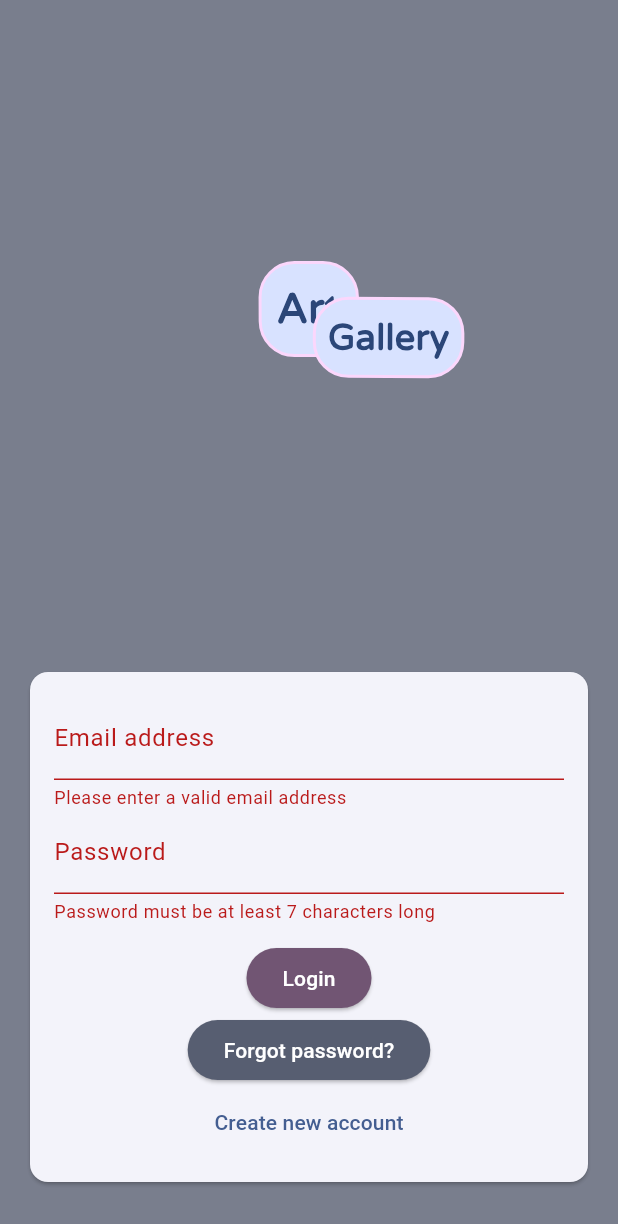
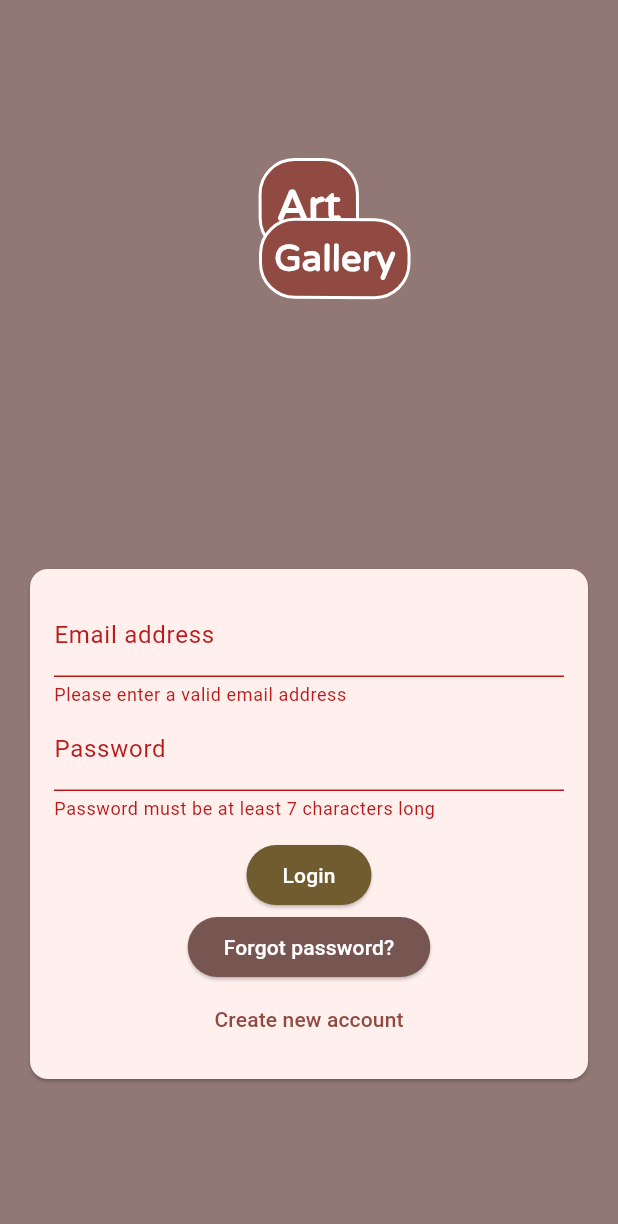
Before and after one commit to fico45/ArtGallery, a Flutter app: the screen it shows after launch, after a tap on "Login", on a phone screen of 412 x 824 dp. Shown: the top 1224 px of the screen. Run offline on Flutter 3.47's test engine with Material 2 defaults, Android fonts, the phone set to English and light mode, and no system bars; our stand-ins replace carousel_slider, cloud_firestore, date_time_picker, firebase_auth, firebase_core, firebase_storage and 8 more; missing offline and left inert: device_calendar, flutter_google_places, google_maps_webservice; accounts and stored records are empty.

```diff
--- a/lib/main.dart
+++ b/lib/main.dart
@@ -7,21 +7,12 @@ import 'package:firebase_core/firebase_core.dart';
 import 'package:flutter/material.dart';
 import 'package:flutter_dotenv/flutter_dotenv.dart';
 import 'package:flutter_riverpod/flutter_riverpod.dart';
-import 'package:onesignal_flutter/onesignal_flutter.dart';
 
 void main() async {
   await dotenv.load();
   WidgetsFlutterBinding.ensureInitialized();
   await Firebase.initializeApp();
-  /*  //Remove this method to stop OneSignal Debugging
-  OneSignal.shared.setLogLevel(OSLogLevel.verbose, OSLogLevel.none);
 
-  OneSignal.shared.setAppId(dotenv.env['oneSignalAppId']!);
-
-// The promptForPushNotificationsWithUserResponse function will show the iOS push notification prompt. We recommend removing the following code and instead using an In-App Message to prompt for notification permission
-  OneSignal.shared.promptUserForPushNotificationPermission().then((accepted) {
-    print("Accepted permission: $accepted");
-  }); */
   final container = ProviderContainer();
   runApp(
     UncontrolledProviderScope(
@@ -31,23 +22,38 @@ void main() async {
   );
 }
 
-class MyApp extends ConsumerWidget {
+class MyApp extends ConsumerStatefulWidget {
+  const MyApp({Key? key}) : super(key: key);
+
   @override
-  Widget build(BuildContext context, WidgetRef ref) {
+  ConsumerState<ConsumerStatefulWidget> createState() => _MyAppState();
+}
+
+class _MyAppState extends ConsumerState<MyApp> {
+  bool registrationComplete = false;
+  void _setRegistrationComplete({required bool newRegistrationStatus}) {
+    setState(() {
+      registrationComplete = newRegistrationStatus;
+    });
+    ;
+  }
+
+  @override
+  Widget build(BuildContext context) {
     final authControllerState = ref.read(authControllerProvider.notifier);
     return MaterialApp(
       title: 'Flutter Demo',
       theme: ThemeData(
         useMaterial3: true,
-        colorScheme: ColorScheme.fromSeed(seedColor: Colors.blueAccent),
+        colorScheme: ColorScheme.fromSeed(seedColor: Colors.red),
       ),
       home: StreamBuilder(
         stream: authControllerState.stream,
         builder: (ctx, userSnapshot) {
-          if (userSnapshot.hasData) {
+          if (userSnapshot.hasData && registrationComplete == true) {
             return CustomDrawer();
           }
-          return AuthScreen();
+          return AuthScreen(callback: _setRegistrationComplete);
         },
       ),
       routes: {
--- a/lib/view/screens/auth_screen.dart
+++ b/lib/view/screens/auth_screen.dart
@@ -10,8 +10,9 @@ import 'package:firebase_storage/firebase_storage.dart';
 import 'package:image_picker/image_picker.dart';
 
 class AuthScreen extends StatefulWidget {
-  const AuthScreen({Key? key}) : super(key: key);
+  const AuthScreen({required this.callback, Key? key}) : super(key: key);
 
+  final void Function({required bool newRegistrationStatus}) callback;
   @override
   _AuthScreenState createState() => _AuthScreenState();
 }
@@ -37,6 +38,7 @@ class _AuthScreenState extends State<AuthScreen> {
     String username,
     String firstName,
     String lastName,
+    String bio,
     XFile? image,
     bool isLogin,
     BuildContext ctx,
@@ -68,7 +70,11 @@ class _AuthScreenState extends State<AuthScreen> {
           'image_url': url,
           'firstName': firstName,
           'lastName': lastName,
+          'reviewable': false,
+          'bio': bio,
+          'favorites': [],
         });
+        widget.callback(newRegistrationStatus: true);
       }
     } on PlatformException catch (err) {
       var message = 'An error occurred, please check your credentials';
@@ -95,11 +101,14 @@ class _AuthScreenState extends State<AuthScreen> {
     return Scaffold(
       backgroundColor: Theme.of(context).colorScheme.secondary.withOpacity(0.8),
       body: Column(
+        mainAxisAlignment: MainAxisAlignment.end,
         children: [
           Expanded(
+            flex: 1,
             child: AnimatedLogo(),
           ),
           Expanded(
+            flex: 2,
             child: AuthForm(
               _submitAuthForm,
               _isLoading,
--- a/lib/view/screens/edit_profile.dart
+++ b/lib/view/screens/edit_profile.dart
@@ -42,8 +42,10 @@ class _EditProfileScreenState extends ConsumerState<EditProfileScreen> {
 
   @override
   Widget build(BuildContext context) {
-    final user = ref.watch(userControllerProvider);
-    _loadInitialData(user.value!);
+    ref
+        .read(userControllerProvider)
+        .whenData((value) => _loadInitialData(value));
+
     final EdgeInsets padding =
         const EdgeInsets.symmetric(vertical: 14.0, horizontal: 8.0);
     final ImagePicker _picker = ImagePicker();
--- a/lib/view/screens/profile.dart
+++ b/lib/view/screens/profile.dart
@@ -164,7 +164,13 @@ class ProfileView extends ConsumerWidget {
                       );
                     },
                     error: (e, st) => Text('There was an error.'),
-                    loading: () => const CircularProgressIndicator()),
+                    loading: () => Center(
+                          child: CircularProgressIndicator(
+                            color: Theme.of(context)
+                                .colorScheme
+                                .secondaryContainer,
+                          ),
+                        )),
               )
             ],
           ),
--- a/lib/view/widgets/auth/auth_form.dart
+++ b/lib/view/widgets/auth/auth_form.dart
@@ -15,6 +15,7 @@ class AuthForm extends StatefulWidget {
     String username,
     String firstName,
     String lastLane,
+    String bio,
     XFile? image,
     bool isLogin,
     BuildContext ctx,
@@ -32,6 +33,7 @@ class _AuthFormState extends State<AuthForm> {
   var _userPassword = '';
   var _userFirstName = '';
   var _userLastName = '';
+  var _bio = '';
   XFile? _userImageFile;
   void _pickedImage(XFile? image) {
     _userImageFile = image;
@@ -59,6 +61,7 @@ class _AuthFormState extends State<AuthForm> {
         _userName.trim(),
         _userFirstName.trim(),
         _userLastName.trim(),
+        _bio,
         _userImageFile,
         _isLogin,
         context,
@@ -68,7 +71,9 @@ class _AuthFormState extends State<AuthForm> {
 
   @override
   Widget build(BuildContext context) {
-    return Center(
+    return Padding(
+      padding: MediaQuery.of(context).viewInsets,
+      child: Center(
         child: Card(
           margin: EdgeInsets.all(20),
           child: SingleChildScrollView(
@@ -123,6 +128,8 @@ class _AuthFormState extends State<AuthForm> {
                           return null;
                       },
                       keyboardType: TextInputType.emailAddress,
+                      autocorrect: false,
+                      textCapitalization: TextCapitalization.none,
                       decoration: InputDecoration(
                         labelText: 'Email address',
                       ),
@@ -211,6 +218,7 @@ class _AuthFormState extends State<AuthForm> {
             ),
           ),
         ),
+      ),
     );
   }
 }
--- a/lib/view/widgets/auth/auth_logo.dart
+++ b/lib/view/widgets/auth/auth_logo.dart
@@ -39,6 +39,9 @@ class _AnimatedLogoState extends State<AnimatedLogo>
 
   @override
   Widget build(BuildContext context) {
+    final _borderColor = Theme.of(context).colorScheme.onSecondary;
+    final _textColor = Theme.of(context).colorScheme.onSecondary;
+    final _containerColor = Theme.of(context).colorScheme.primary;
     late final Animation<double> logoRotation = Tween(begin: -0.03, end: 0.03)
         .animate(_controller)
       ..addStatusListener((status) {});
@@ -46,22 +49,23 @@ class _AnimatedLogoState extends State<AnimatedLogo>
     late final Animation<double> textRotation = Tween(begin: 0.03, end: -0.03)
         .animate(_controller)
       ..addStatusListener((status) {});
-    return Stack(
-      alignment: Alignment.center,
+    return AnimatedBuilder(
+        animation: logoRotation,
+        builder: (BuildContext context, _) {
+          return Container(
+            width: MediaQuery.of(context).size.width,
+            height: 150,
+            child: Center(
+              child: Stack(
                 clipBehavior: Clip.none,
                 children: [
-        AnimatedBuilder(
-            animation: logoRotation,
-            builder: (BuildContext context, _) {
-              return Transform(
+                  Transform(
                     alignment: FractionalOffset.bottomCenter,
                     transform: Matrix4.rotationZ(logoRotation.value),
                     child: Container(
                       decoration: BoxDecoration(
-                    border: Border.all(
-                        color: Theme.of(context).colorScheme.tertiaryContainer,
-                        width: 2),
-                    color: Theme.of(context).colorScheme.primaryContainer,
+                        border: Border.all(color: _borderColor, width: 2),
+                        color: _containerColor,
                         borderRadius: BorderRadius.circular(24),
                       ),
                       child: Padding(
@@ -72,17 +76,15 @@ class _AnimatedLogoState extends State<AnimatedLogo>
                             fontFamily: 'VarelaRound',
                             fontWeight: FontWeight.bold,
                             fontSize: 28,
-                        color: Theme.of(context).colorScheme.onPrimaryContainer,
+                            color: _textColor,
                             //fontFamily: "VarelaRound-regular",
                           ),
                         ),
                       ),
                     ),
-              );
-            }),
+                  ),
                   Positioned(
-          right: -70,
-          bottom: 160,
+                    top: 40,
                     child: AnimatedBuilder(
                         animation: textRotation,
                         builder: (BuildContext context, _) {
@@ -93,11 +95,9 @@ class _AnimatedLogoState extends State<AnimatedLogo>
                             alignment: FractionalOffset.bottomCenter,
                             child: Container(
                               decoration: BoxDecoration(
-                      border: Border.all(
-                          color:
-                              Theme.of(context).colorScheme.tertiaryContainer,
-                          width: 2),
-                      color: Theme.of(context).colorScheme.primaryContainer,
+                                border:
+                                    Border.all(color: _borderColor, width: 2),
+                                color: _containerColor,
                                 borderRadius: BorderRadius.circular(24),
                               ),
                               child: Padding(
@@ -108,8 +108,7 @@ class _AnimatedLogoState extends State<AnimatedLogo>
                                     fontSize: 24,
                                     fontWeight: FontWeight.bold,
                                     fontFamily: 'VarelaRound',
-                          color:
-                              Theme.of(context).colorScheme.onPrimaryContainer,
+                                    color: _textColor,
                                     //fontFamily: "VarelaRound-regular",
                                   ),
                                 ),
@@ -119,6 +118,9 @@ class _AnimatedLogoState extends State<AnimatedLogo>
                         }),
                   )
                 ],
+              ),
+            ),
           );
+        });
   }
 }
--- a/lib/view/widgets/exhibit/new_exhibit.dart
+++ b/lib/view/widgets/exhibit/new_exhibit.dart
@@ -34,7 +34,7 @@ class _NewExhibitState extends ConsumerState<NewExhibit> {
   bool isLoading = false;
   final _places = GoogleMapsPlaces(apiKey: dotenv.env['google-api-key']!);
   final EdgeInsets padding =
-      const EdgeInsets.symmetric(vertical: 8.0, horizontal: 8.0);
+      const EdgeInsets.symmetric(vertical: 5.0, horizontal: 5.0);
 
   TextEditingController _place = new TextEditingController();
 
--- a/pubspec.yaml
+++ b/pubspec.yaml
@@ -51,7 +51,6 @@ dependencies:
   awesome_notifications: ^0.6.21
   location: ^4.3.0
   copy_with_extension_gen: ^4.0.1
-  onesignal_flutter: ^3.0.0
   device_calendar: ^4.2.0
   numberpicker: ^2.1.1
 
```
Also changed, not shown: pubspec.lock. Lines whose indentation alone changed are shown as unchanged.
